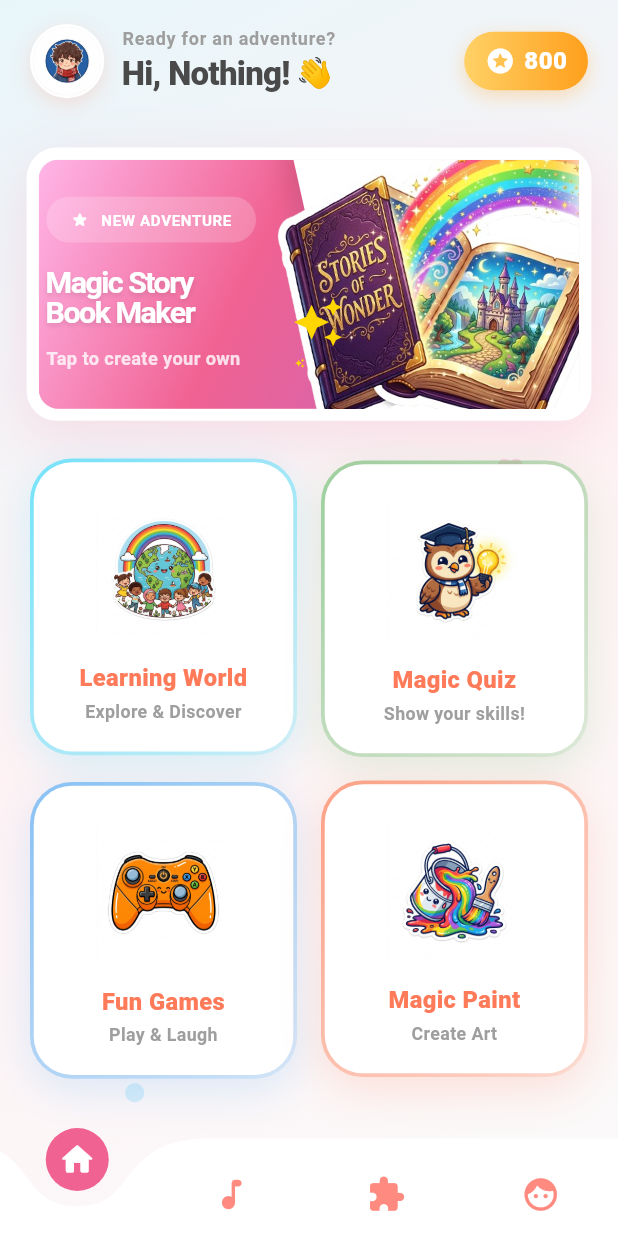
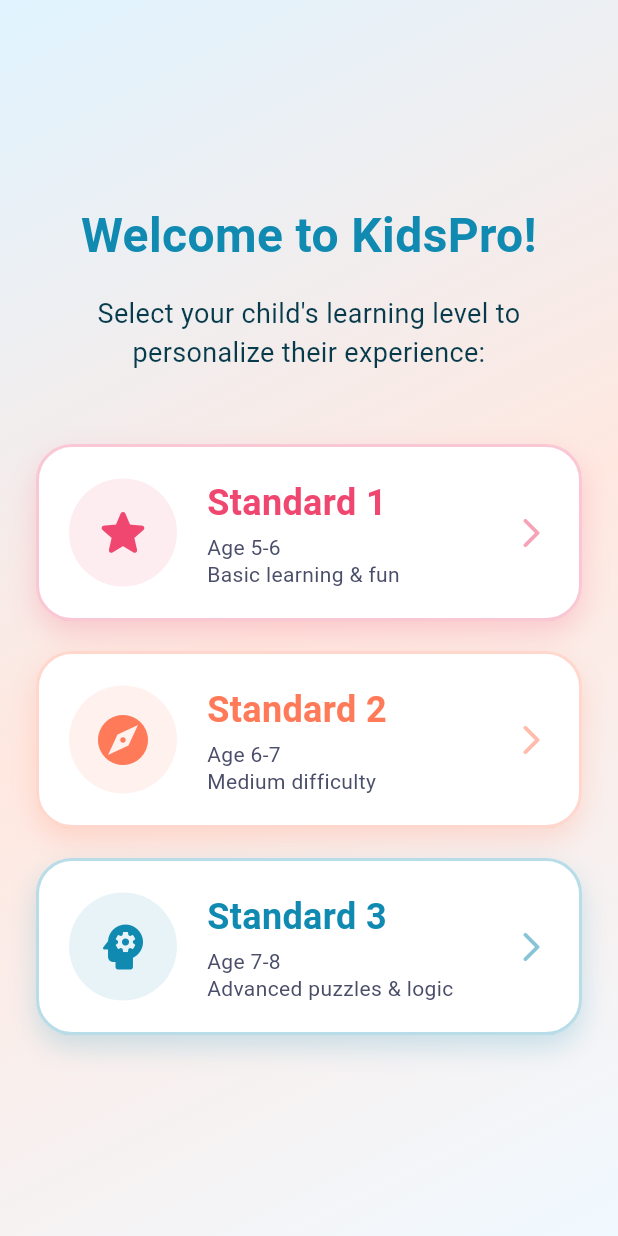
Before and after one commit to anantdeve/kids_pro, a Flutter app: the screen it shows after launch, on a phone screen of 412 x 824 dp. Run offline on Flutter 3.47's test engine with Material 3 defaults, Android fonts, the phone set to English and light mode, and no system bars; drawn by our look-alikes of curved_navigation_bar; our stand-ins replace audioplayers, cached_network_image, flutter_riverpod, go_router, image_picker, shared_preferences; Roboto replaces fonts that are missing (ComicSans).

Commit message:
added standardwise feature

```diff
--- a/lib/core/routing/app_router.dart
+++ b/lib/core/routing/app_router.dart
@@ -1,5 +1,6 @@
 import 'package:go_router/go_router.dart';
 import '../../presentation/splash/screens/splash_screen.dart';
+import '../../presentation/splash/screens/standard_selection_screen.dart';
 import '../../presentation/home/screens/main_screen.dart';
 import '../../presentation/learning/screens/abc_screen.dart';
 import '../../presentation/learning/screens/learning_world_hub_screen.dart';
@@ -29,6 +30,10 @@ final GoRouter appRouter = GoRouter(
     GoRoute(
       path: '/',
       builder: (context, state) => const SplashScreen(),
+    ),
+    GoRoute(
+      path: '/standard-selection',
+      builder: (context, state) => const StandardSelectionScreen(),
     ),
     GoRoute(
       path: '/home',
--- /dev/null
+++ b/lib/domain/entities/child_standard.dart
@@ -0,0 +1,18 @@
+enum ChildStandard {
+  standard1, // Age 5-6
+  standard2, // Age 6-7
+  standard3, // Age 7-8
+}
+
+extension ChildStandardExtension on ChildStandard {
+  String get displayName {
+    switch (this) {
+      case ChildStandard.standard1:
+        return 'Standard 1 (Age 5-6)';
+      case ChildStandard.standard2:
+        return 'Standard 2 (Age 6-7)';
+      case ChildStandard.standard3:
+        return 'Standard 3 (Age 7-8)';
+    }
+  }
+}
--- /dev/null
+++ b/lib/presentation/splash/screens/standard_selection_screen.dart
@@ -0,0 +1,163 @@
+import 'package:flutter/material.dart';
+import 'package:flutter_riverpod/flutter_riverpod.dart';
+import 'package:go_router/go_router.dart';
+import '../../../core/providers/child_standard_provider.dart';
+import '../../../core/constants/app_colors.dart';
+import '../../../domain/entities/child_standard.dart';
+
+class StandardSelectionScreen extends ConsumerWidget {
+  const StandardSelectionScreen({super.key});
+
+  @override
+  Widget build(BuildContext context, WidgetRef ref) {
+    return Scaffold(
+      body: Container(
+        decoration: const BoxDecoration(
+          gradient: LinearGradient(
+            begin: Alignment.topLeft,
+            end: Alignment.bottomRight,
+            colors: [
+              AppColors.blueLight,
+              AppColors.orangeLight,
+              AppColors.softSky,
+            ],
+          ),
+        ),
+        child: SafeArea(
+          child: Padding(
+            padding: const EdgeInsets.all(24.0),
+            child: Column(
+              mainAxisAlignment: MainAxisAlignment.center,
+              children: [
+                const Text(
+                  'Welcome to KidsPro!',
+                  style: TextStyle(
+                    fontSize: 32,
+                    fontWeight: FontWeight.bold,
+                    color: AppColors.primaryBlue,
+                  ),
+                  textAlign: TextAlign.center,
+                ),
+                const SizedBox(height: 16),
+                const Text(
+                  'Select your child\'s learning level to personalize their experience:',
+                  style: TextStyle(
+                    fontSize: 18,
+                    color: AppColors.textPrimary,
+                  ),
+                  textAlign: TextAlign.center,
+                ),
+                const SizedBox(height: 48),
+                _buildStandardCard(
+                  context: context,
+                  ref: ref,
+                  standard: ChildStandard.standard1,
+                  title: 'Standard 1',
+                  subtitle: 'Age 5-6 \nBasic learning & fun',
+                  color: AppColors.primaryPink,
+                  icon: Icons.star_rounded,
+                ),
+                const SizedBox(height: 20),
+                _buildStandardCard(
+                  context: context,
+                  ref: ref,
+                  standard: ChildStandard.standard2,
+                  title: 'Standard 2',
+                  subtitle: 'Age 6-7 \nMedium difficulty',
+                  color: AppColors.orangePrimary,
+                  icon: Icons.explore_rounded,
+                ),
+                const SizedBox(height: 20),
+                _buildStandardCard(
+                  context: context,
+                  ref: ref,
+                  standard: ChildStandard.standard3,
+                  title: 'Standard 3',
+                  subtitle: 'Age 7-8 \nAdvanced puzzles & logic',
+                  color: AppColors.primaryBlue,
+                  icon: Icons.psychology_rounded,
+                ),
+              ],
+            ),
+          ),
+        ),
+      ),
+    );
+  }
+
+  Widget _buildStandardCard({
+    required BuildContext context,
+    required WidgetRef ref,
+    required ChildStandard standard,
+    required String title,
+    required String subtitle,
+    required Color color,
+    required IconData icon,
+  }) {
+    return Material(
+      color: Colors.transparent,
+      child: InkWell(
+        onTap: () async {
+          await ref.read(childStandardProvider.notifier).updateStandard(standard);
+          if (context.mounted) {
+            context.go('/home');
+          }
+        },
+        borderRadius: BorderRadius.circular(24),
+        child: Container(
+          padding: const EdgeInsets.all(20),
+          decoration: BoxDecoration(
+            color: Colors.white,
+            borderRadius: BorderRadius.circular(24),
+            boxShadow: [
+              BoxShadow(
+                color: color.withValues(alpha: 0.2),
+                blurRadius: 15,
+                offset: const Offset(0, 8),
+              ),
+            ],
+            border: Border.all(color: color.withValues(alpha: 0.3), width: 2),
+          ),
+          child: Row(
+            children: [
+              Container(
+                padding: const EdgeInsets.all(16),
+                decoration: BoxDecoration(
+                  color: color.withValues(alpha: 0.1),
+                  shape: BoxShape.circle,
+                ),
+                child: Icon(icon, size: 40, color: color),
+              ),
+              const SizedBox(width: 20),
+              Expanded(
+                child: Column(
+                  crossAxisAlignment: CrossAxisAlignment.start,
+                  children: [
+                    Text(
+                      title,
+                      style: TextStyle(
+                        fontSize: 24,
+                        fontWeight: FontWeight.bold,
+                        color: color,
+                      ),
+                    ),
+                    const SizedBox(height: 4),
+                    Text(
+                      subtitle,
+                      style: const TextStyle(
+                        fontSize: 14,
+                        color: AppColors.textSecondary,
+                        height: 1.3,
+                      ),
+                    ),
+                  ],
+                ),
+              ),
+              Icon(Icons.arrow_forward_ios_rounded, color: color.withValues(alpha: 0.5)),
+            ],
+          ),
+        ),
+      ),
+    );
+  }
+}
```
Also changed, not shown: lib/core/providers/child_standard_provider.dart (added, +34 -0 lines), lib/presentation/games/screens/magic_paint_screen.dart (+66 -22 lines), lib/presentation/splash/screens/splash_screen.dart (+12 -2 lines).
